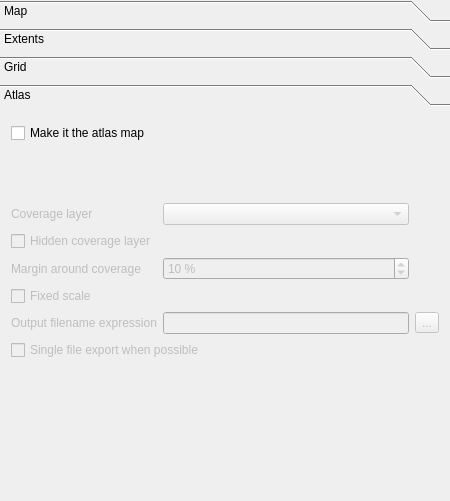
First picture: the form in src/ui/qgscomposermapwidgetbase.ui, repository carsmie/QGIS, before the edit.
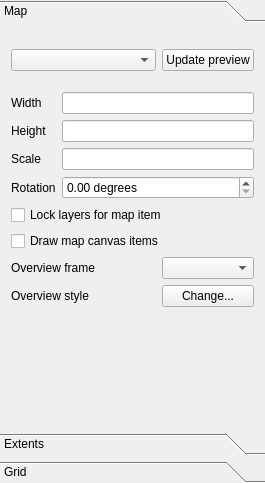
Second picture: the form after the edit. Custom widgets are drawn as their Qt base class.

Commit message:
Revert "Merge pull request #245 from Oslandia/atlas_integration"
This reverts commit d091dcab47cc930ae970366c253dc7ed3aba9dd8, reversing
changes made to 6deb6afc8cb1570567b9f8bb7aa4165c7d40b096.

Patch:
```diff
--- a/src/ui/qgscomposermapwidgetbase.ui
+++ b/src/ui/qgscomposermapwidgetbase.ui
@@ -6,8 +6,8 @@
    <rect>
     <x>0</x>
     <y>0</y>
-    <width>450</width>
-    <height>501</height>
+    <width>265</width>
+    <height>483</height>
    </rect>
   </property>
   <property name="sizePolicy">
@@ -25,55 +25,23 @@
    </property>
    <item row="0" column="0">
     <widget class="QToolBox" name="toolBox">
-     <property name="lineWidth">
-      <number>0</number>
-     </property>
      <property name="currentIndex">
-      <number>3</number>
+      <number>0</number>
      </property>
      <widget class="QWidget" name="page">
       <property name="geometry">
        <rect>
         <x>0</x>
         <y>0</y>
-        <width>437</width>
-        <height>408</height>
+        <width>255</width>
+        <height>392</height>
        </rect>
       </property>
       <attribute name="label">
        <string>Map</string>
       </attribute>
       <layout class="QGridLayout" name="gridLayout">
-       <item row="7" column="1">
-        <widget class="QComboBox" name="mOverviewFrameMapComboBox"/>
-       </item>
-       <item row="4" column="0">
-        <widget class="QComboBox" name="mPreviewModeComboBox">
-         <property name="sizePolicy">
-          <sizepolicy hsizetype="Expanding" vsizetype="Fixed">
-           <horstretch>0</horstretch>
-           <verstretch>0</verstretch>
-          </sizepolicy>
-         </property>
-        </widget>
-       </item>
-       <item row="0" column="0" colspan="2">
-        <spacer name="verticalSpacer_3">
-         <property name="orientation">
-          <enum>Qt::Vertical</enum>
-         </property>
-         <property name="sizeType">
-          <enum>QSizePolicy::Fixed</enum>
-         </property>
-         <property name="sizeHint" stdset="0">
-          <size>
-           <width>20</width>
-           <height>10</height>
-          </size>
-         </property>
-        </spacer>
-       </item>
-       <item row="9" column="0" colspan="2">
+       <item row="7" column="0" colspan="2">
         <spacer name="verticalSpacer">
          <property name="orientation">
           <enum>Qt::Vertical</enum>
@@ -89,35 +57,24 @@
          </property>
         </spacer>
        </item>
-       <item row="4" column="1">
+       <item row="2" column="0">
+        <widget class="QComboBox" name="mPreviewModeComboBox">
+         <property name="sizePolicy">
+          <sizepolicy hsizetype="Expanding" vsizetype="Fixed">
+           <horstretch>0</horstretch>
+           <verstretch>0</verstretch>
+          </sizepolicy>
+         </property>
+        </widget>
+       </item>
+       <item row="2" column="1">
         <widget class="QPushButton" name="mUpdatePreviewButton">
          <property name="text">
           <string>Update preview</string>
          </property>
         </widget>
        </item>
-       <item row="8" column="0">
-        <widget class="QLabel" name="mOverviewFrameStyleLabel">
-         <property name="text">
-          <string>Overview style</string>
-         </property>
-        </widget>
-       </item>
-       <item row="8" column="1">
-        <widget class="QPushButton" name="mOverviewFrameStyleButton">
-         <property name="text">
-          <string>Change...</string>
-         </property>
-        </widget>
-       </item>
-       <item row="7" column="0">
-        <widget class="QLabel" name="mOverviewFrameMapLabel">
-         <property name="text">
-          <string>Overview frame</string>
-         </property>
-        </widget>
-       </item>
-       <item row="6" column="0" colspan="2">
+       <item row="4" column="0" colspan="2">
         <layout class="QFormLayout" name="formLayout_2">
          <property name="fieldGrowthPolicy">
           <enum>QFormLayout::AllNonFixedFieldsGrow</enum>
@@ -231,7 +188,23 @@
          </item>
         </layout>
        </item>
-       <item row="5" column="0" colspan="2">
+       <item row="0" column="0" colspan="2">
+        <spacer name="verticalSpacer_3">
+         <property name="orientation">
+          <enum>Qt::Vertical</enum>
+         </property>
+         <property name="sizeType">
+          <enum>QSizePolicy::Fixed</enum>
+         </property>
+         <property name="sizeHint" stdset="0">
+          <size>
+           <width>20</width>
+           <height>10</height>
+          </size>
+         </property>
+        </spacer>
+       </item>
+       <item row="3" column="0" colspan="2">
         <spacer name="verticalSpacer_4">
          <property name="orientation">
           <enum>Qt::Vertical</enum>
@@ -247,6 +220,30 @@
          </property>
         </spacer>
        </item>
+       <item row="5" column="1">
+        <widget class="QComboBox" name="mOverviewFrameMapComboBox"/>
+       </item>
+       <item row="5" column="0">
+        <widget class="QLabel" name="mOverviewFrameMapLabel">
+         <property name="text">
+          <string>Overview frame</string>
+         </property>
+        </widget>
+       </item>
+       <item row="6" column="0">
+        <widget class="QLabel" name="mOverviewFrameStyleLabel">
+         <property name="text">
+          <string>Overview style</string>
+         </property>
+        </widget>
+       </item>
+       <item row="6" column="1">
+        <widget class="QPushButton" name="mOverviewFrameStyleButton">
+         <property name="text">
+          <string>Change...</string>
+         </property>
+        </widget>
+       </item>
       </layout>
      </widget>
      <widget class="QWidget" name="page_2">
@@ -790,153 +787,6 @@
        </item>
       </layout>
      </widget>
-     <widget class="QWidget" name="page_4">
-      <property name="geometry">
-       <rect>
-        <x>0</x>
-        <y>0</y>
-        <width>450</width>
-        <height>377</height>
-       </rect>
-      </property>
-      <attribute name="label">
-       <string>Atlas</string>
-      </attribute>
-      <layout class="QGridLayout" name="gridLayout_9">
-       <item row="4" column="0">
-        <spacer name="verticalSpacer_5">
-         <property name="orientation">
-          <enum>Qt::Vertical</enum>
-         </property>
-         <property name="sizeHint" stdset="0">
-          <size>
-           <width>20</width>
-           <height>76</height>
-          </size>
-         </property>
-        </spacer>
-       </item>
-       <item row="0" column="0">
-        <widget class="QCheckBox" name="mIsAtlasCheckBox">
-         <property name="text">
-          <string>Make it the atlas map</string>
-         </property>
-        </widget>
-       </item>
-       <item row="1" column="0">
-        <widget class="QFrame" name="mAtlasFrame">
-         <property name="enabled">
-          <bool>false</bool>
-         </property>
-         <property name="sizePolicy">
-          <sizepolicy hsizetype="Preferred" vsizetype="Preferred">
-           <horstretch>0</horstretch>
-           <verstretch>1</verstretch>
-          </sizepolicy>
-         </property>
-         <property name="autoFillBackground">
-          <bool>false</bool>
-         </property>
-         <property name="frameShape">
-          <enum>QFrame::NoFrame</enum>
-         </property>
-         <property name="frameShadow">
-          <enum>QFrame::Raised</enum>
-         </property>
-         <property name="lineWidth">
-          <number>0</number>
-         </property>
-         <layout class="QVBoxLayout" name="verticalLayout">
-          <property name="spacing">
-           <number>6</number>
-          </property>
-          <property name="margin">
-           <number>0</number>
-          </property>
-          <item>
-           <layout class="QGridLayout" name="gridLayout_7" rowstretch="0,0,0,0,0,0,0,0,0" columnstretch="0,0,0">
-            <item row="1" column="0" colspan="2">
-             <widget class="QCheckBox" name="mAtlasHideCoverageCheckBox">
-              <property name="toolTip">
-               <string>Hide the coverage layer when generating the output</string>
-              </property>
-              <property name="text">
-               <string>Hidden coverage layer</string>
-              </property>
-             </widget>
-            </item>
-            <item row="3" column="0">
-             <widget class="QLabel" name="label">
-              <property name="text">
-               <string>Margin around coverage</string>
-              </property>
-             </widget>
-            </item>
-            <item row="6" column="0">
-             <widget class="QLabel" name="label_5">
-              <property name="text">
-               <string>Output filename expression</string>
-              </property>
-             </widget>
-            </item>
-            <item row="3" column="1">
-             <widget class="QSpinBox" name="mAtlasMarginSpinBox">
-              <property name="suffix">
-               <string> %</string>
-              </property>
-              <property name="maximum">
-               <number>100</number>
-              </property>
-              <property name="value">
-               <number>10</number>
-              </property>
-             </widget>
-            </item>
-            <item row="6" column="2">
-             <widget class="QToolButton" name="mAtlasFilenameExpressionButton">
-              <property name="text">
-               <string>...</string>
-              </property>
-             </widget>
-            </item>
-            <item row="6" column="1">
-             <widget class="QLineEdit" name="mAtlasFilenamePatternEdit"/>
-            </item>
-            <item row="0" column="0">
-             <widget class="QLabel" name="label_6">
-              <property name="text">
-               <string>Coverage layer</string>
-              </property>
-             </widget>
-            </item>
-            <item row="0" column="1">
-             <widget class="QComboBox" name="mAtlasCoverageLayerComboBox">
-              <property name="contextMenuPolicy">
-               <enum>Qt::NoContextMenu</enum>
-              </property>
-             </widget>
-            </item>
-            <item row="4" column="0" colspan="2">
-             <widget class="QCheckBox" name="mAtlasFixedScaleCheckBox">
-              <property name="text">
-               <string>Fixed scale</string>
-              </property>
-             </widget>
-            </item>
-            <item row="7" column="0" colspan="2">
-             <widget class="QCheckBox" name="mAtlasSingleFileCheckBox">
-              <property name="text">
-               <string>Single file export when possible</string>
-              </property>
-             </widget>
-            </item>
-           </layout>
-          </item>
-         </layout>
-        </widget>
-       </item>
-      </layout>
-     </widget>
     </widget>
    </item>
   </layout>
```
Left out of the diff: 8 changed lines with no effect on the pictures. The commit also changes 35 other files.
